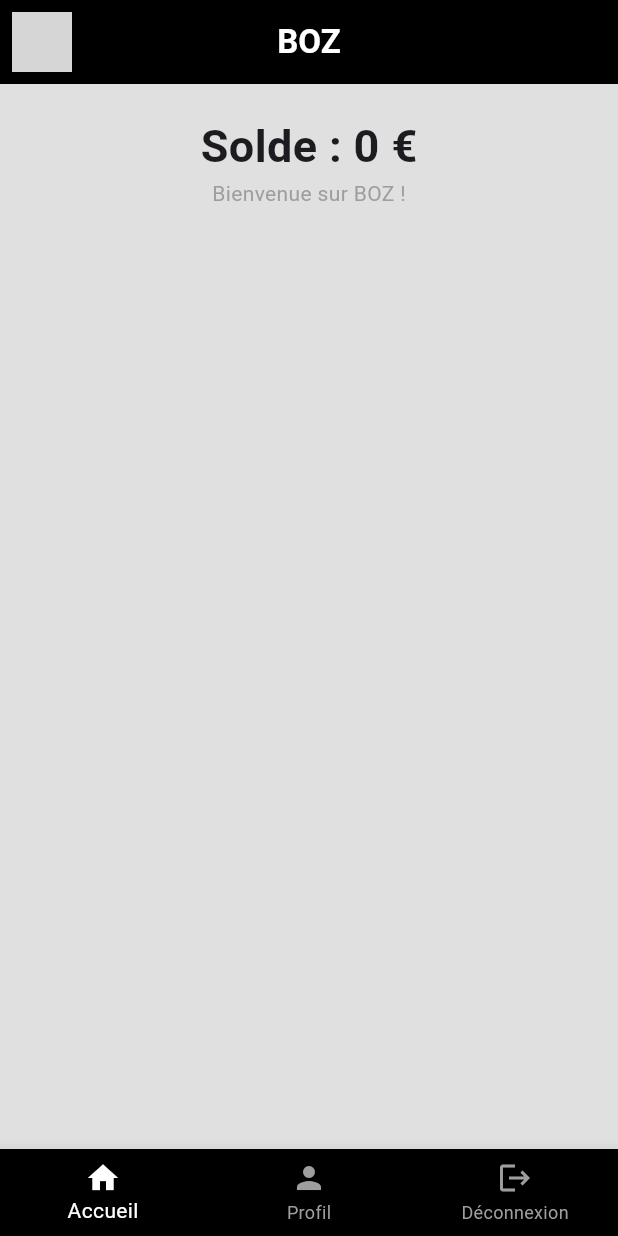
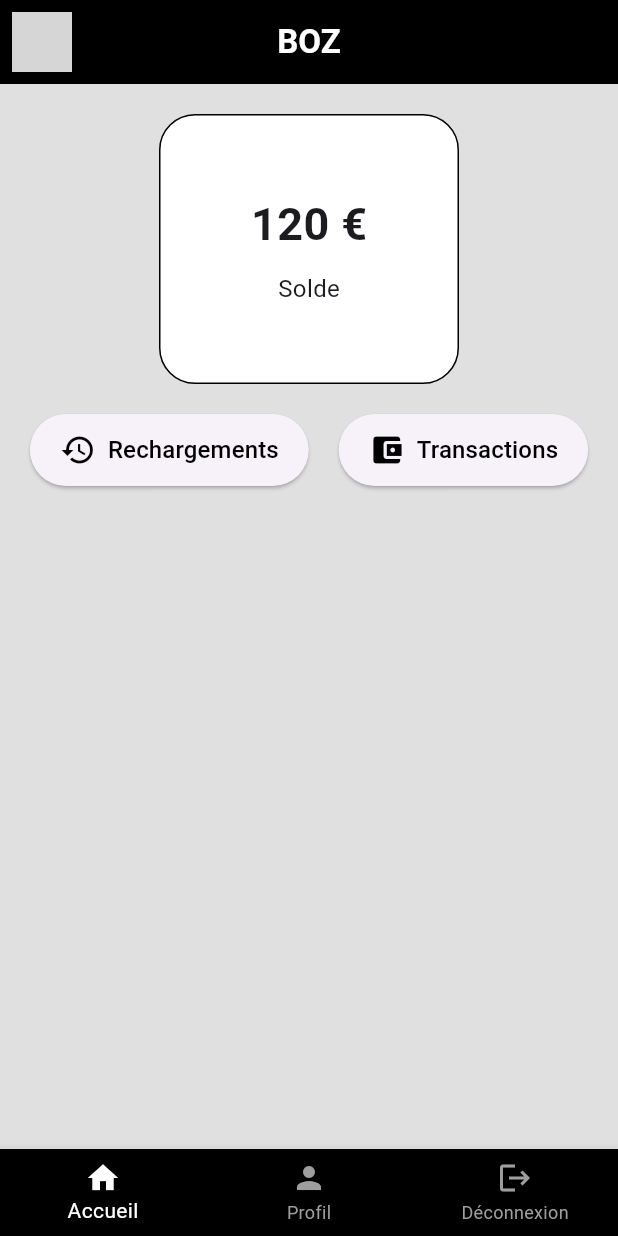
Before and after one commit to KiSsWave/BOZ, a Flutter app: the screen it shows after launch, on a phone screen of 412 x 824 dp. Run offline on Flutter 3.47's test engine with Material 3 defaults, Android fonts, the light colour scheme and no system bars; our stand-ins replace flutter_secure_storage; grey boxes are pictures that could not be loaded.

Commit message:
adding buttons for history

```diff
--- a/app/lib/pages/home_page.dart
+++ b/app/lib/pages/home_page.dart
@@ -8,23 +8,83 @@ class HomePage extends StatelessWidget {
     return SafeArea(
       child: Column(
         children: [
-          Container(
-            margin: EdgeInsets.only(top: 20),
-            child: const Center(
-              child: Text(
-                "Solde : 0 €",
-                style: TextStyle(
-                  fontSize: 30,
-                  fontWeight: FontWeight.bold,
+          SizedBox(
+            width: 200,
+            height: 200,
+            child: Container(
+              margin: const EdgeInsets.only(top: 20),
+              decoration: BoxDecoration(
+                color: Colors.white,
+                border: Border.all(color: Colors.black),
+                borderRadius:
+                    BorderRadius.circular(24), // Ajout du borderRadius
+              ),
+              child: const Center(
+                child: Column(
+                  mainAxisAlignment: MainAxisAlignment.center,
+                  crossAxisAlignment: CrossAxisAlignment.center,
+                  children: [
+                    Text(
+                      "120 €",
+                      style: TextStyle(
+                        fontSize: 30,
+                        fontWeight: FontWeight.bold,
+                      ),
+                    ),
+                    SizedBox(height: 10),
+                    Text(
+                      "Solde",
+                      style: TextStyle(
+                        fontSize: 16,
+                        fontWeight: FontWeight.normal,
+                      ),
+                    ),
+                  ],
                 ),
               ),
             ),
           ),
-          const Center(
-            child: Text(
-              "Bienvenue sur BOZ !",
-              style: TextStyle(color: Colors.grey),
-            ),
+          const SizedBox(height: 20),
+          Row(
+            mainAxisAlignment: MainAxisAlignment.spaceEvenly,
+            children: [
+              ElevatedButton.icon(
+                onPressed: () {
+                  print("Rechargements");
+                },
+                icon: const Icon(
+                  Icons.history,
+                  size: 24,
+                ),
+                label: const Text(
+                  "Rechargements",
+                  style: TextStyle(fontSize: 16, color: Colors.black),
+                ),
+                style: ElevatedButton.styleFrom(
+                  iconColor: Colors.black,
+                  padding:
+                      const EdgeInsets.symmetric(horizontal: 20, vertical: 12),
+                ),
+              ),
+              ElevatedButton.icon(
+                onPressed: () {
+                  print("Transactions");
+                },
+                icon: const Icon(
+                  Icons.account_balance_wallet,
+                  size: 24,
+                ),
+                label: const Text(
+                  "Transactions",
+                  style: TextStyle(fontSize: 16, color: Colors.black),
+                ),
+                style: ElevatedButton.styleFrom(
+                  iconColor: Colors.black,
+                  padding:
+                      const EdgeInsets.symmetric(horizontal: 20, vertical: 12),
+                ),
+              ),
+            ],
           ),
         ],
       ),
```
Also changed, not shown: 5 other files.
